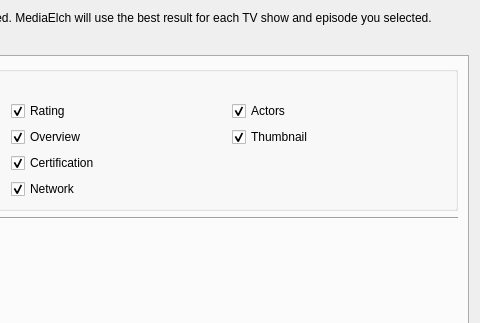
Old version of the form src/ui/tv_show/TvShowMultiScrapeDialog.ui in the repository Komet/MediaElch; both pictures show x 243 to 723 and y 0 to 323 of the 723 by 754 pixel window.
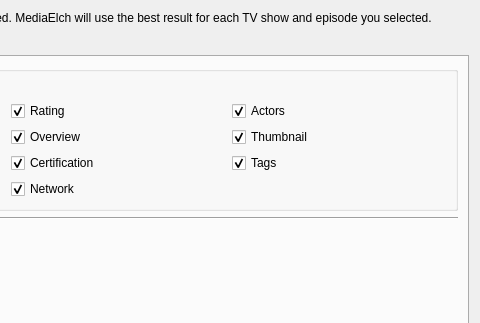
New version of the form. The open tabs and pages were chosen to show the change. Icons and pictures are not drawn. Custom widgets are drawn as their Qt base class.

Commit message: [Episode] Add episode tags

```diff
--- a/src/ui/tv_show/TvShowMultiScrapeDialog.ui
+++ b/src/ui/tv_show/TvShowMultiScrapeDialog.ui
@@ -469,6 +469,19 @@
                 </property>
                </widget>
               </item>
+              <item row="2" column="2">
+               <widget class="MyCheckBox" name="chkEpisodeTags">
+                <property name="text">
+                 <string>Tags</string>
+                </property>
+                <property name="checked">
+                 <bool>true</bool>
+                </property>
+                <property name="type" stdset="0">
+                 <string notr="true">both</string>
+                </property>
+               </widget>
+              </item>
               <item row="0" column="1">
                <widget class="MyCheckBox" name="chkEpisodeRating">
                 <property name="text">
```
Left out of the diff: 2 changed lines with no effect on the pictures. The commit also changes 22 other files.
